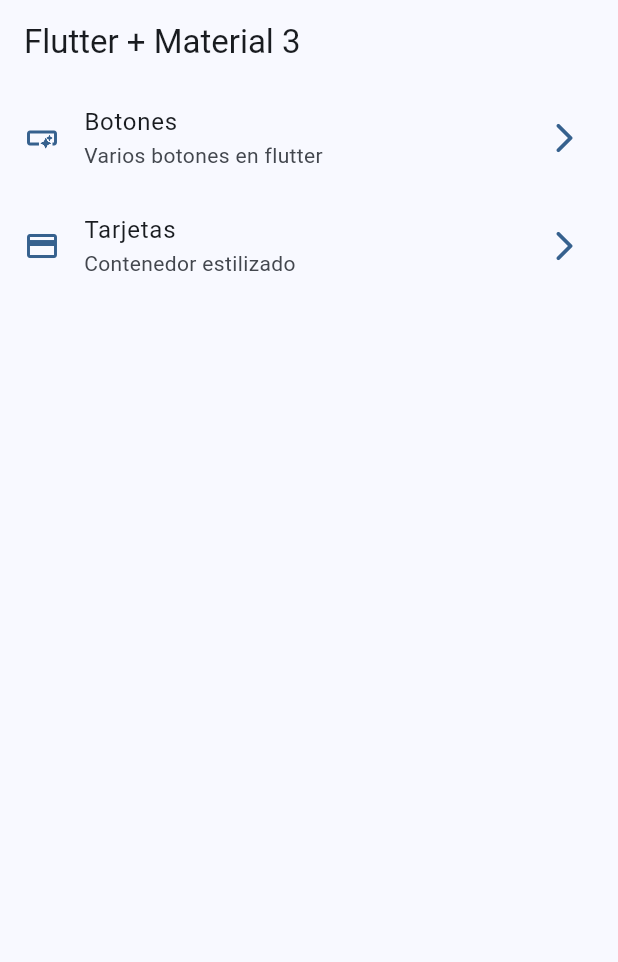
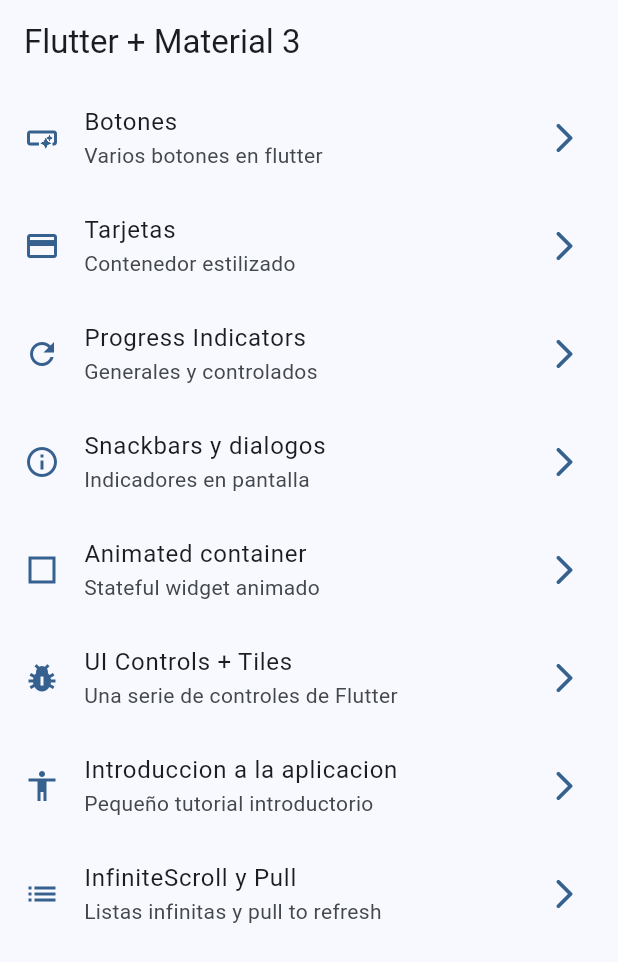
Before and after one commit to alvag/widgets_app_flutter, a Flutter app: the screen it shows after launch, on a phone screen of 412 x 824 dp. Shown: the top 962 px of the screen. Run offline on Flutter 3.47's test engine with Material 2 defaults, Android fonts, the phone set to English and light mode, and no system bars; our stand-ins replace go_router.

Commit message:
Progress indicators

```diff
--- a/lib/config/menu/menu_items.dart
+++ b/lib/config/menu/menu_items.dart
@@ -25,5 +25,41 @@ const appMenuItems = <MenuItem>[
     subtitle: 'Contenedor estilizado',
     link: '/cards',
     icon: Icons.credit_card,
-  )
+  ),
+  MenuItem(
+    title: 'Progress Indicators',
+    subtitle: 'Generales y controlados',
+    link: '/progress',
+    icon: Icons.refresh,
+  ),
+  MenuItem(
+    title: 'Snackbars y dialogos',
+    subtitle: 'Indicadores en pantalla',
+    link: '/snackbars',
+    icon: Icons.info_outline,
+  ),
+  MenuItem(
+    title: 'Animated container',
+    subtitle: 'Stateful widget animado',
+    link: '/animated',
+    icon: Icons.square_outlined,
+  ),
+  MenuItem(
+    title: 'UI Controls + Tiles',
+    subtitle: 'Una serie de controles de Flutter',
+    link: '/ui-controls',
+    icon: Icons.pest_control,
+  ),
+  MenuItem(
+    title: 'Introduccion a la aplicacion',
+    subtitle: 'Pequeño tutorial introductorio',
+    link: '/tutorial',
+    icon: Icons.accessibility,
+  ),
+  MenuItem(
+    title: 'InfiniteScroll y Pull',
+    subtitle: 'Listas infinitas y pull to refresh',
+    link: '/lists',
+    icon: Icons.list,
+  ),
 ];
--- a/lib/config/router/app_router.dart
+++ b/lib/config/router/app_router.dart
@@ -18,5 +18,35 @@ final appRouter = GoRouter(
       path: '/cards',
       builder: (context, state) => const CardsScreen(),
     ),
+    GoRoute(
+      name: ProgressScreen.routeName,
+      path: '/progress',
+      builder: (context, state) => const ProgressScreen(),
+    ),
+    GoRoute(
+      name: SnackbarScreen.routeName,
+      path: '/snackbars',
+      builder: (context, state) => const SnackbarScreen(),
+    ),
+    GoRoute(
+      name: AnimatedScreen.routeName,
+      path: '/animated',
+      builder: (context, state) => const AnimatedScreen(),
+    ),
+    GoRoute(
+      name: UiControlsScreen.routeName,
+      path: '/ui-controls',
+      builder: (context, state) => const UiControlsScreen(),
+    ),
+    GoRoute(
+      name: AppTutorialScreen.routeName,
+      path: '/tutorial',
+      builder: (context, state) => const AppTutorialScreen(),
+    ),
+    GoRoute(
+      name: InfiniteScrollScreen.routeName,
+      path: '/lists',
+      builder: (context, state) => const InfiniteScrollScreen(),
+    ),
   ],
 );
```
Also changed, not shown: lib/presentation/screens/animated/animated_screen.dart (+6 -1 lines), lib/presentation/screens/app_tutorial/app_tutorial_screen.dart (+6 -1 lines), lib/presentation/screens/infinite_scroll/infinite_scroll_screen.dart (+6 -1 lines), lib/presentation/screens/progress/progress_screen.dart (+42 -1 lines), lib/presentation/screens/snackbar/snackbar_screen.dart (+6 -1 lines), lib/presentation/screens/ui_controls/ui_controls_screen.dart (+6 -1 lines).
